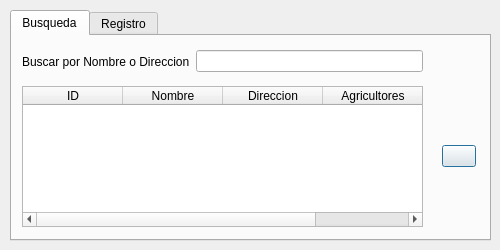
Old version of the form ui/dialogs/exp_dialog.ui in the repository franciscocontreras93/agrae.
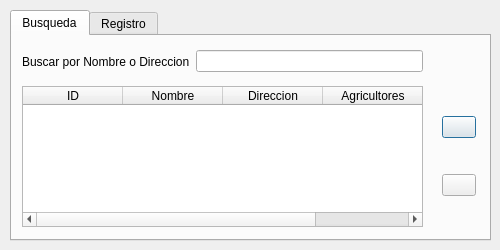
New version of the form.

The edit to the form file:
```diff
--- a/ui/dialogs/exp_dialog.ui
+++ b/ui/dialogs/exp_dialog.ui
@@ -67,6 +67,13 @@
         </property>
        </widget>
       </item>
+      <item>
+       <widget class="QPushButton" name="pushButton_3">
+        <property name="text">
+         <string/>
+        </property>
+       </widget>
+      </item>
      </layout>
     </widget>
     <widget class="QWidget" name="horizontalLayoutWidget_2">
```
